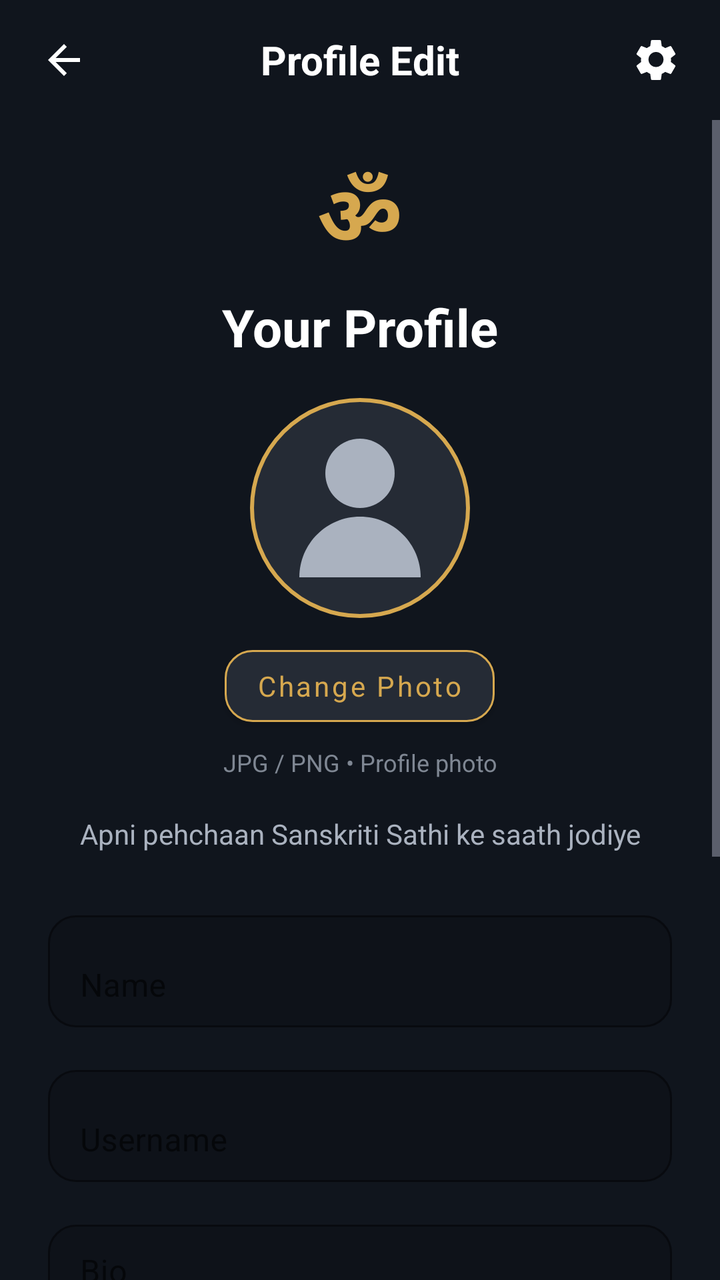
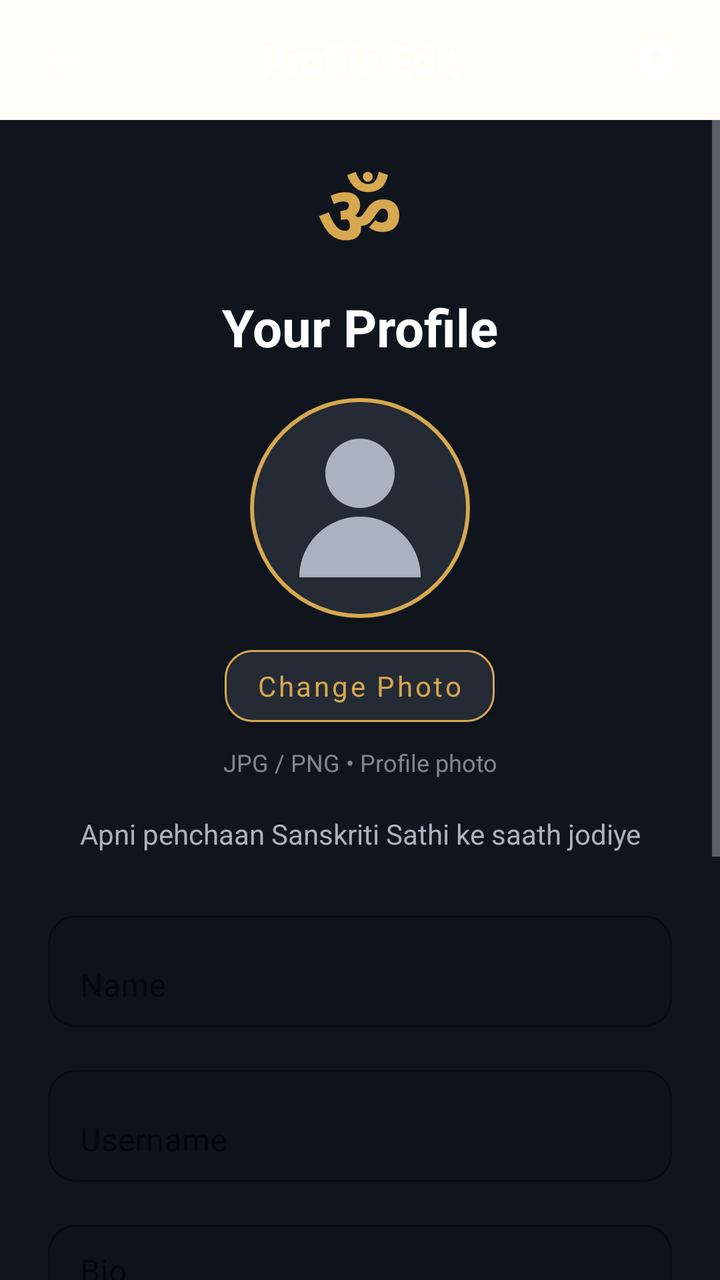

Screens rendered from an Android XML layout before and after an edit, with the pre-edit source and the edit as a unified diff.
<!-- AndroidManifest.xml: application theme Theme.SanskritiSathi -->
<!-- res/layout/activity_profile.xml -->
<?xml version="1.0" encoding="utf-8"?>
<LinearLayout
    xmlns:android="http://schemas.android.com/apk/res/android"
    xmlns:app="http://schemas.android.com/apk/res-auto"
    android:layout_width="match_parent"
    android:layout_height="match_parent"
    android:orientation="vertical"
    android:background="#10151D">

    <LinearLayout
        android:layout_width="match_parent"
        android:layout_height="60dp"
        android:gravity="center_vertical"
        android:orientation="horizontal"
        android:paddingStart="8dp"
        android:paddingEnd="8dp">

        <ImageButton
            android:id="@+id/backButton"
            android:layout_width="48dp"
            android:layout_height="48dp"
            android:background="?attr/selectableItemBackgroundBorderless"
            android:contentDescription="Back"
            android:padding="12dp"
            android:src="@drawable/ic_back"
            android:tint="#FFFFFF" />

        <FrameLayout
            android:layout_width="0dp"
            android:layout_height="match_parent"
            android:layout_weight="1">

            <TextView
                android:id="@+id/profileEditTitle"
                android:layout_width="wrap_content"
                android:layout_height="wrap_content"
                android:layout_gravity="center"
                android:text="Profile Edit"
                android:textColor="#FFFFFF"
                android:textSize="20sp"
                android:textStyle="bold" />

        </FrameLayout>

        <ImageButton
            android:id="@+id/settingsButton"
            android:layout_width="48dp"
            android:layout_height="48dp"
            android:background="?attr/selectableItemBackgroundBorderless"
            android:contentDescription="Settings"
            android:padding="12dp"
            android:src="@drawable/ic_settings"
            android:tint="#FFFFFF" />

    </LinearLayout>

    <ScrollView
        android:id="@+id/profileScrollView"
        android:layout_width="match_parent"
        android:layout_height="0dp"
        android:layout_weight="1"
        android:background="#10151D"
        android:fillViewport="true"
        android:clipToPadding="false"
        android:overScrollMode="never">

        <LinearLayout
            android:layout_width="match_parent"
            android:layout_height="wrap_content"
            android:orientation="vertical"
            android:paddingStart="24dp"
            android:paddingTop="18dp"
            android:paddingEnd="24dp"
            android:paddingBottom="36dp">

            <TextView
                android:layout_width="match_parent"
                android:layout_height="wrap_content"
                android:gravity="center"
                android:text="ॐ"
                android:textColor="#D6A84F"
                android:textSize="42sp"
                android:textStyle="bold" />

            <TextView
                android:layout_width="match_parent"
                android:layout_height="wrap_content"
                android:layout_marginTop="6dp"
                android:gravity="center"
                android:text="Your Profile"
                android:textColor="#FFFFFF"
                android:textSize="26sp"
                android:textStyle="bold" />

            

            <ImageView
                android:id="@+id/profileImageView"
                android:layout_width="110dp"
                android:layout_height="110dp"
                android:layout_gravity="center"
                android:layout_marginTop="18dp"
                android:background="@drawable/profile_circle_bg"
                android:contentDescription="Profile Photo"
                android:padding="3dp"
                android:scaleType="centerCrop"
                android:src="@drawable/ic_profile" />

            <com.google.android.material.button.MaterialButton
                android:id="@+id/changePhotoButton"
                android:layout_width="wrap_content"
                android:layout_height="48dp"
                android:layout_gravity="center"
                android:layout_marginTop="10dp"
                android:text="Change Photo"
                android:textAllCaps="false"
                android:textColor="#D6A84F"
                android:textSize="14sp"
                app:backgroundTint="#252B35"
                app:cornerRadius="14dp"
                app:strokeColor="#D6A84F"
                app:strokeWidth="1dp" />

            <TextView
                android:layout_width="match_parent"
                android:layout_height="wrap_content"
                android:layout_marginTop="6dp"
                android:gravity="center"
                android:text="JPG / PNG • Profile photo"
                android:textColor="#7F8793"
                android:textSize="12sp" />

            <TextView
                android:layout_width="match_parent"
                android:layout_height="wrap_content"
                android:layout_marginTop="18dp"
                android:gravity="center"
                android:text="Apni pehchaan Sanskriti Sathi ke saath jodiye"
                android:textColor="#AAB2BF"
                android:textSize="14sp" />

            <com.google.android.material.textfield.TextInputLayout
                android:layout_width="match_parent"
                android:layout_height="wrap_content"
                android:layout_marginTop="26dp"
                android:hint="Name"
                app:boxBackgroundMode="outline"
                app:boxCornerRadiusBottomEnd="14dp"
                app:boxCornerRadiusBottomStart="14dp"
                app:boxCornerRadiusTopEnd="14dp"
                app:boxCornerRadiusTopStart="14dp"
                app:boxStrokeColor="#D6A84F"
                app:hintTextColor="#AAB2BF">

                <com.google.android.material.textfield.TextInputEditText
                    android:id="@+id/nameInput"
                    android:layout_width="match_parent"
                    android:layout_height="56dp"
                    android:inputType="textPersonName|textCapWords"
                    android:maxLines="1"
                    android:textColor="#FFFFFF"
                    android:textColorHint="#7F8793"
                    android:textSize="16sp" />

            </com.google.android.material.textfield.TextInputLayout>

            <com.google.android.material.textfield.TextInputLayout
                android:layout_width="match_parent"
                android:layout_height="wrap_content"
                android:layout_marginTop="16dp"
                android:hint="Username"
                app:boxBackgroundMode="outline"
                app:boxCornerRadiusBottomEnd="14dp"
                app:boxCornerRadiusBottomStart="14dp"
                app:boxCornerRadiusTopEnd="14dp"
                app:boxCornerRadiusTopStart="14dp"
                app:boxStrokeColor="#D6A84F"
                app:hintTextColor="#AAB2BF">

                <com.google.android.material.textfield.TextInputEditText
                    android:id="@+id/usernameInput"
                    android:layout_width="match_parent"
                    android:layout_height="56dp"
                    android:inputType="text"
                    android:maxLines="1"
                    android:textColor="#FFFFFF"
                    android:textColorHint="#7F8793"
                    android:textSize="16sp" />

            </com.google.android.material.textfield.TextInputLayout>

            <com.google.android.material.textfield.TextInputLayout
                android:layout_width="match_parent"
                android:layout_height="wrap_content"
                android:layout_marginTop="16dp"
                android:hint="Bio"
                app:boxBackgroundMode="outline"
                app:boxCornerRadiusBottomEnd="14dp"
                app:boxCornerRadiusBottomStart="14dp"
                app:boxCornerRadiusTopEnd="14dp"
                app:boxCornerRadiusTopStart="14dp"
                app:boxStrokeColor="#D6A84F"
                app:hintTextColor="#AAB2BF">

                <com.google.android.material.textfield.TextInputEditText
                    android:id="@+id/bioInput"
                    android:layout_width="match_parent"
                    android:layout_height="120dp"
                    android:gravity="top|start"
                    android:inputType="textMultiLine|textCapSentences"
                    android:maxLength="150"
                    android:paddingTop="14dp"
                    android:textColor="#FFFFFF"
                    android:textColorHint="#7F8793"
                    android:textSize="16sp" />

            </com.google.android.material.textfield.TextInputLayout>

            <com.google.android.material.button.MaterialButton
                android:id="@+id/saveProfileButton"
                android:layout_width="match_parent"
                android:layout_height="56dp"
                android:layout_marginTop="26dp"
                android:text="SAVE PROFILE"
                android:textAllCaps="false"
                android:textColor="#10151D"
                android:textSize="15sp"
                android:textStyle="bold"
                app:backgroundTint="#D6A84F"
                app:cornerRadius="16dp" />

            <com.google.android.material.button.MaterialButton
                android:id="@+id/logoutButton"
                android:layout_width="match_parent"
                android:layout_height="54dp"
                android:layout_marginTop="14dp"
                android:text="Logout"
                android:textAllCaps="false"
                android:textColor="#FFFFFF"
                android:textSize="15sp"
                android:textStyle="bold"
                app:backgroundTint="#252B35"
                app:cornerRadius="16dp"
                app:strokeColor="#D6A84F"
                app:strokeWidth="1dp" />

            <TextView
                android:layout_width="match_parent"
                android:layout_height="wrap_content"
                android:layout_marginTop="28dp"
                android:gravity="center"
                android:text="✦  ॐ  ✦"
                android:textColor="#D6A84F"
                android:textSize="18sp" />

        </LinearLayout>

    </ScrollView>

</LinearLayout>
<!-- resources referenced by this layout -->
<resources>
  <!-- drawable ic_back (drawable) -->
  <?xml version="1.0" encoding="utf-8"?>
  <vector xmlns:android="http://schemas.android.com/apk/res/android"
      android:width="24dp"
      android:height="24dp"
      android:viewportWidth="24"
      android:viewportHeight="24">
  
      <path
          android:fillColor="#FFFFFFFF"
          android:pathData="M20,11L7.83,11l5.59,-5.59L12,4l-8,8 8,8 1.41,-1.41L7.83,13L20,13z" />
  
  </vector>
  <!-- drawable ic_profile (drawable) -->
  <?xml version="1.0" encoding="utf-8"?>
  <vector xmlns:android="http://schemas.android.com/apk/res/android"
      android:width="48dp"
      android:height="48dp"
      android:viewportWidth="48"
      android:viewportHeight="48">
  
      <path
          android:fillColor="#AAB2BF"
          android:pathData="M24,24A8,8 0,1 0,24 8A8,8 0,0 0,24 24Z" />
  
      <path
          android:fillColor="#AAB2BF"
          android:pathData="M10,40C10,32.27 16.27,26 24,26C31.73,26 38,32.27 38,40Z" />
  
  </vector>
  <!-- drawable ic_settings (drawable) -->
  <?xml version="1.0" encoding="utf-8"?>
  <vector xmlns:android="http://schemas.android.com/apk/res/android"
      android:width="24dp"
      android:height="24dp"
      android:viewportWidth="24"
      android:viewportHeight="24">
  
      <path
          android:fillColor="#FFFFFFFF"
          android:pathData="M19.43,12.98c0.04,-0.32 0.07,-0.65 0.07,-0.98s-0.02,-0.66 -0.07,-0.98l2.11,-1.65c0.19,-0.15 0.24,-0.42 0.12,-0.64l-2,-3.46c-0.12,-0.22 -0.37,-0.31 -0.6,-0.22l-2.49,1c-0.52,-0.4 -1.08,-0.73 -1.69,-0.98L14.5,2.42C14.47,2.18 14.25,2 14,2h-4c-0.25,0 -0.46,0.18 -0.5,0.42L9.12,5.07c-0.61,0.25 -1.17,0.59 -1.69,0.98l-2.49,-1c-0.23,-0.08 -0.48,0 -0.6,0.22l-2,3.46c-0.13,0.22 -0.07,0.49 0.12,0.64l2.11,1.65c-0.04,0.32 -0.08,0.65 -0.08,0.98s0.03,0.66 0.08,0.98l-2.11,1.65c-0.19,0.15 -0.24,0.42 -0.12,0.64l2,3.46c0.12,0.22 0.37,0.31 0.6,0.22l2.49,-1c0.52,0.4 1.08,0.73 1.69,0.98l0.38,2.65c0.04,0.24 0.25,0.42 0.5,0.42h4c0.25,0 0.46,-0.18 0.5,-0.42l0.38,-2.65c0.61,-0.25 1.17,-0.58 1.69,-0.98l2.49,1c0.23,0.08 0.48,0 0.6,-0.22l2,-3.46c0.12,-0.22 0.07,-0.49 -0.12,-0.64l-2.11,-1.65zM12,15.5A3.5,3.5 0,1 1,12,8a3.5,3.5 0,0 1,0,7.5z" />
  
  </vector>
  <!-- drawable profile_circle_bg (drawable) -->
  <?xml version="1.0" encoding="utf-8"?>
  <shape xmlns:android="http://schemas.android.com/apk/res/android"
      android:shape="oval">
  
      <solid android:color="#252B35" />
  
      <stroke
          android:width="2dp"
          android:color="#D6A84F" />
  
  </shape>
  <style name="Theme.SanskritiSathi" parent="Theme.MaterialComponents.DayNight.NoActionBar">
  
          <item name="android:fontFamily">sans-serif</item>
  
          
          <item name="android:statusBarColor">#0F111A</item>
          <item name="android:windowLightStatusBar">false</item>
  
          <item name="android:navigationBarColor">#1A1D2B</item>
          <item name="android:windowLightNavigationBar">false</item>
  
          <item name="android:windowActionModeOverlay">true</item>
          <item name="android:windowNoTitle">true</item>
  
          <item name="android:windowBackground">#0F111A</item>
  
          <item name="android:textColorPrimary">#FFFFFF</item>
          <item name="android:textColorSecondary">#A0A5B5</item>
  
      </style>
</resources>

<!-- the commit's change to res/layout/activity_profile.xml (unified diff, before → after) -->
@@ -5,7 +5,9 @@
     android:layout_width="match_parent"
     android:layout_height="match_parent"
     android:orientation="vertical"
-    android:background="#10151D">
+    android:background="#FFFDF7"
+    android:clipToPadding="false"
+>
 
     <LinearLayout
         android:layout_width="match_parent"
